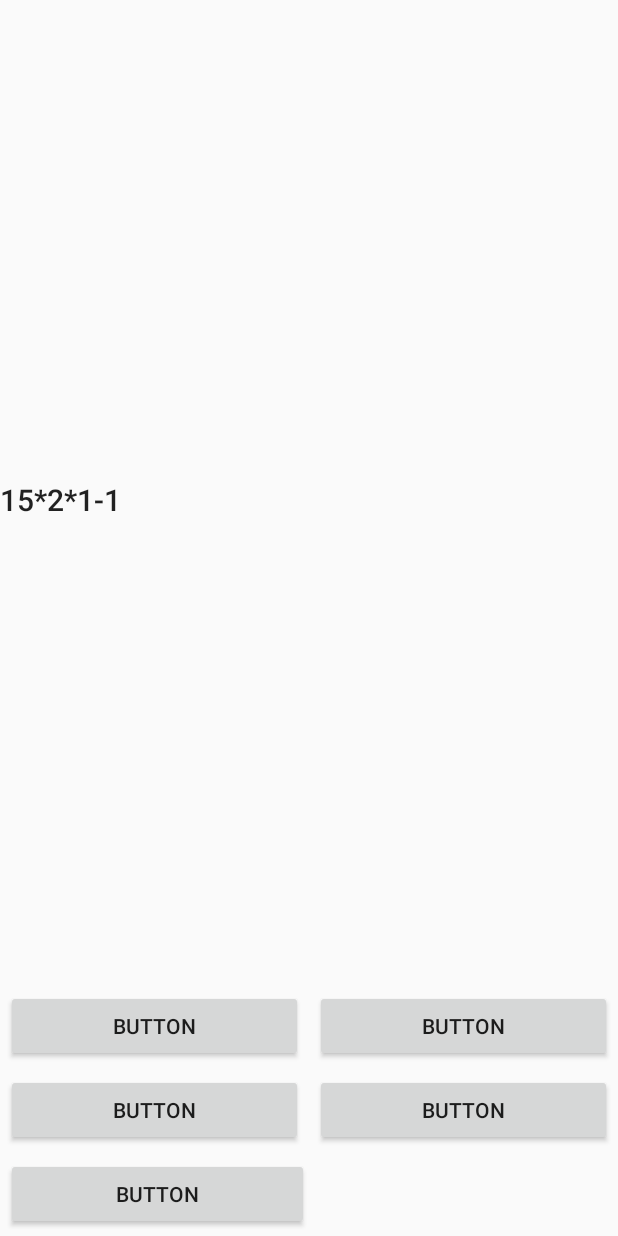
After one commit to Aldhofransnanda/FUN, an Android app: the layout fragment_one.xml on its own in the app's theme, with its tools: preview values and no code run, on a phone screen of 412 x 824 dp. The commit adds this screen. Run offline under Robolectric (Android 15) with nearby library versions, the phone set to English and light mode, and no system bars.

Commit message:
Sliding Tab Layout Quiz

```diff
--- a/app/src/main/AndroidManifest.xml
+++ b/app/src/main/AndroidManifest.xml
@@ -27,7 +27,8 @@
         <activity android:name=".HelpActivity" />
         <activity android:name=".DetailActivity" />
         <activity android:name=".PlayActivity" />
-        <activity android:name=".PlayDetailActivity"></activity>
+        <activity android:name=".PlayDetailActivity" />
+        <activity android:name=".SlidingQuiz"></activity>
     </application>
 
 </manifest>
--- /dev/null
+++ b/app/src/main/res/layout/fragment_one.xml
@@ -0,0 +1,93 @@
+<LinearLayout xmlns:android="http://schemas.android.com/apk/res/android"
+    xmlns:tools="http://schemas.android.com/tools"
+    android:layout_width="match_parent"
+    android:layout_height="match_parent"
+    android:orientation="vertical"
+    android:weightSum="1"
+    tools:context="id.sch.smktelkom_mlg.project.xiirpl106162636.fun.OneFragment">
+
+    <ScrollView
+        android:layout_width="match_parent"
+        android:layout_height="wrap_content"
+        android:layout_weight="1">
+
+        <TextView
+            android:id="@+id/txtQuestion"
+            android:layout_width="match_parent"
+            android:layout_height="wrap_content"
+            android:layout_centerHorizontal="true"
+            android:layout_gravity="center"
+            android:layout_marginTop="5dp"
+            android:layout_weight="1"
+            android:gravity="center"
+            android:text="15*2*1-1"
+            android:textAlignment="textStart"
+            android:textAppearance="@style/TextAppearance.AppCompat.Title" />
+
+    </ScrollView>
+
+    <LinearLayout
+        android:layout_width="match_parent"
+        android:layout_height="wrap_content"
+        android:orientation="horizontal"
+        android:weightSum="1">
+
+        <Button
+            android:id="@+id/button1"
+            android:layout_width="match_parent"
+            android:layout_height="wrap_content"
+            android:layout_margin="4dp"
+            android:layout_weight="0.5"
+            android:text="Button" />
+
+        <Button
+            android:id="@+id/button2"
+            android:layout_width="match_parent"
+            android:layout_height="wrap_content"
+            android:layout_margin="4dp"
+            android:layout_weight="0.5"
+            android:text="Button" />
+
+    </LinearLayout>
+
+    <LinearLayout
+        android:layout_width="match_parent"
+        android:layout_height="wrap_content"
+        android:orientation="horizontal"
+        android:weightSum="1">
+
+        <Button
+            android:id="@+id/button3"
+            android:layout_width="match_parent"
+            android:layout_height="wrap_content"
+            android:layout_margin="4dp"
+            android:layout_weight="0.5"
+            android:text="Button" />
+
+        <Button
+            android:id="@+id/button4"
+            android:layout_width="match_parent"
+            android:layout_height="wrap_content"
+            android:layout_margin="4dp"
+            android:layout_weight="0.5"
+            android:text="Button" />
+
+    </LinearLayout>
+
+    <LinearLayout
+        android:layout_width="match_parent"
+        android:layout_height="wrap_content"
+        android:orientation="horizontal"
+        android:weightSum="1">
+
+        <Button
+            android:id="@+id/button5"
+            android:layout_width="0dp"
+            android:layout_height="wrap_content"
+            android:layout_margin="4dp"
+            android:layout_weight="0.5"
+            android:text="Button" />
+
+    </LinearLayout>
+
+</LinearLayout>
```
Also changed, not shown: app/src/main/java/id/sch/smktelkom_mlg/project/xiirpl106162636/fun/OneFragment.java (added, +101 -0 lines), app/src/main/java/id/sch/smktelkom_mlg/project/xiirpl106162636/fun/PlayDetailActivity.java (+40 -3 lines), app/src/main/java/id/sch/smktelkom_mlg/project/xiirpl106162636/fun/SlidingQuiz.java (added, +121 -0 lines), app/src/main/java/id/sch/smktelkom_mlg/project/xiirpl106162636/fun/StartFragment.java (added, +21 -0 lines), app/src/main/java/id/sch/smktelkom_mlg/project/xiirpl106162636/fun/TwoFragment.java (added, +100 -0 lines), app/src/main/res/layout/activity_sliding_quiz.xml (added, +46 -0 lines), app/src/main/res/layout/fragment_start.xml (added, +30 -0 lines), app/src/main/res/layout/fragment_two.xml (added, +93 -0 lines).
